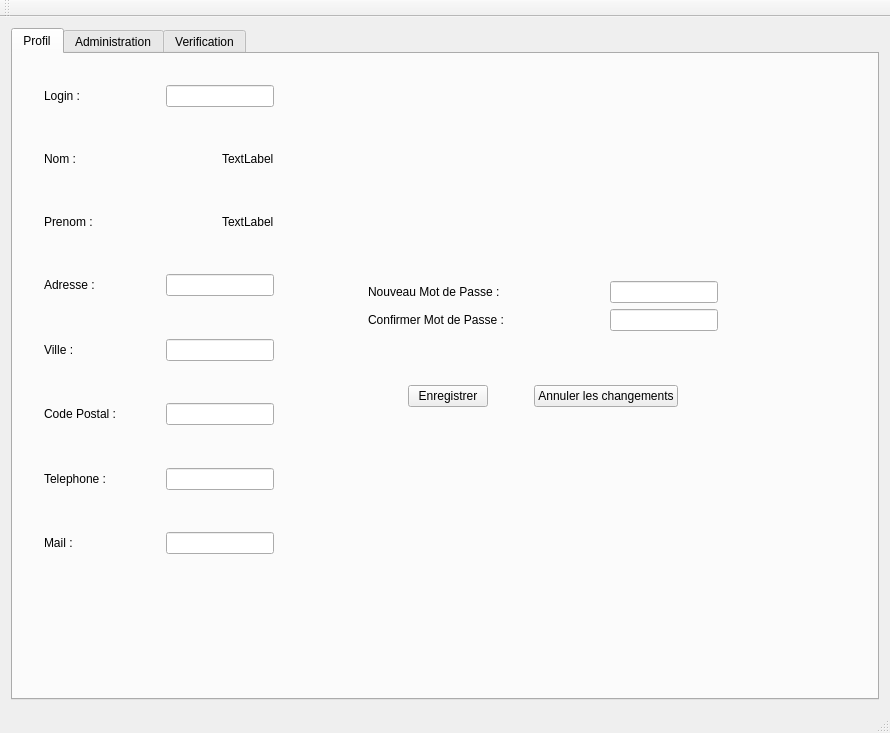
This is mainwindow.ui in xXRem08Xx/NewWorld_BackOffice as Qt 5 draws it before an edit. The edited form follows.
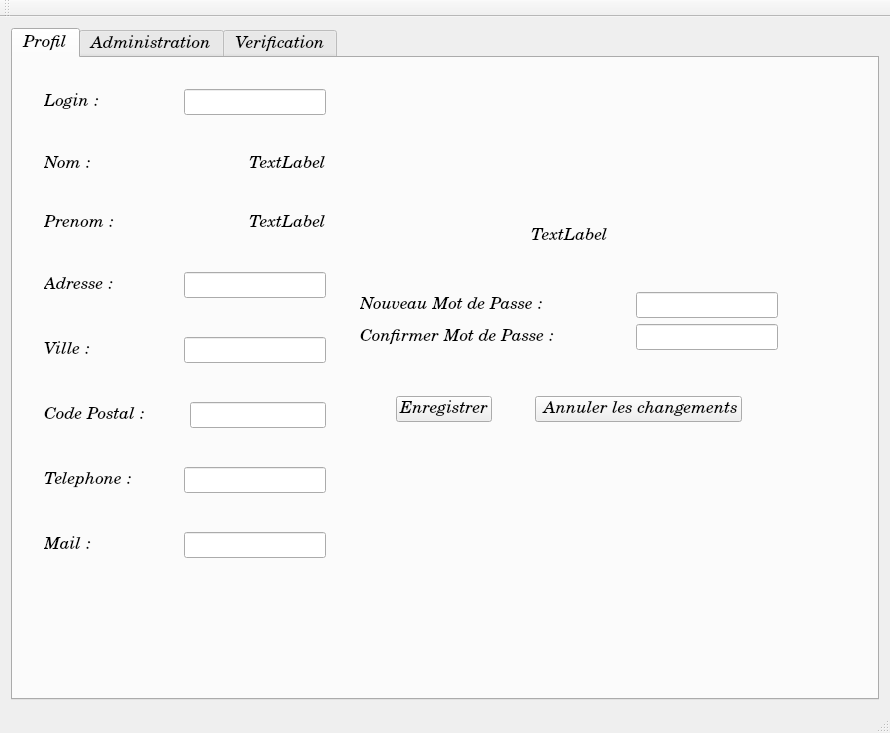
This is the edited form. Icons and pictures are not drawn.

Commit message: Ajout de la confirmation du mot de passe pour la modification + changement des ressources

What changed in the file:
```diff
--- a/mainwindow.ui
+++ b/mainwindow.ui
@@ -21,6 +21,13 @@
    <layout class="QHBoxLayout" name="horizontalLayout">
     <item>
      <widget class="QTabWidget" name="tabWidgetGlobal">
+      <property name="font">
+       <font>
+        <family>Century Schoolbook L</family>
+        <pointsize>13</pointsize>
+        <italic>true</italic>
+       </font>
+      </property>
       <property name="currentIndex">
        <number>0</number>
       </property>
@@ -387,6 +394,43 @@
                </property>
               </spacer>
              </item>
+             <item>
+              <layout class="QHBoxLayout" name="horizontalLayout_15">
+               <item>
+                <spacer name="horizontalSpacer_16">
+                 <property name="orientation">
+                  <enum>Qt::Horizontal</enum>
+                 </property>
+                 <property name="sizeHint" stdset="0">
+                  <size>
+                   <width>40</width>
+                   <height>20</height>
+                  </size>
+                 </property>
+                </spacer>
+               </item>
+               <item>
+                <widget class="QLabel" name="labelProfil_Avertissement">
+                 <property name="text">
+                  <string>TextLabel</string>
+                 </property>
+                </widget>
+               </item>
+               <item>
+                <spacer name="horizontalSpacer_17">
+                 <property name="orientation">
+                  <enum>Qt::Horizontal</enum>
+                 </property>
+                 <property name="sizeHint" stdset="0">
+                  <size>
+                   <width>40</width>
+                   <height>20</height>
+                  </size>
+                 </property>
+                </spacer>
+               </item>
+              </layout>
+             </item>
              <item>
               <layout class="QVBoxLayout" name="verticalLayout_4">
                <item>
@@ -515,7 +559,7 @@
                  <item>
                   <widget class="QPushButton" name="pushButtonProfil_Annuler">
                    <property name="text">
-                    <string>Annuler les changements</string>
+                    <string> Annuler les changements</string>
                    </property>
                    <property name="icon">
                     <iconset resource="ressources.qrc">
```
Left out of the diff: 2 changed lines with no effect on the pictures. The commit also changes 10 other files.
